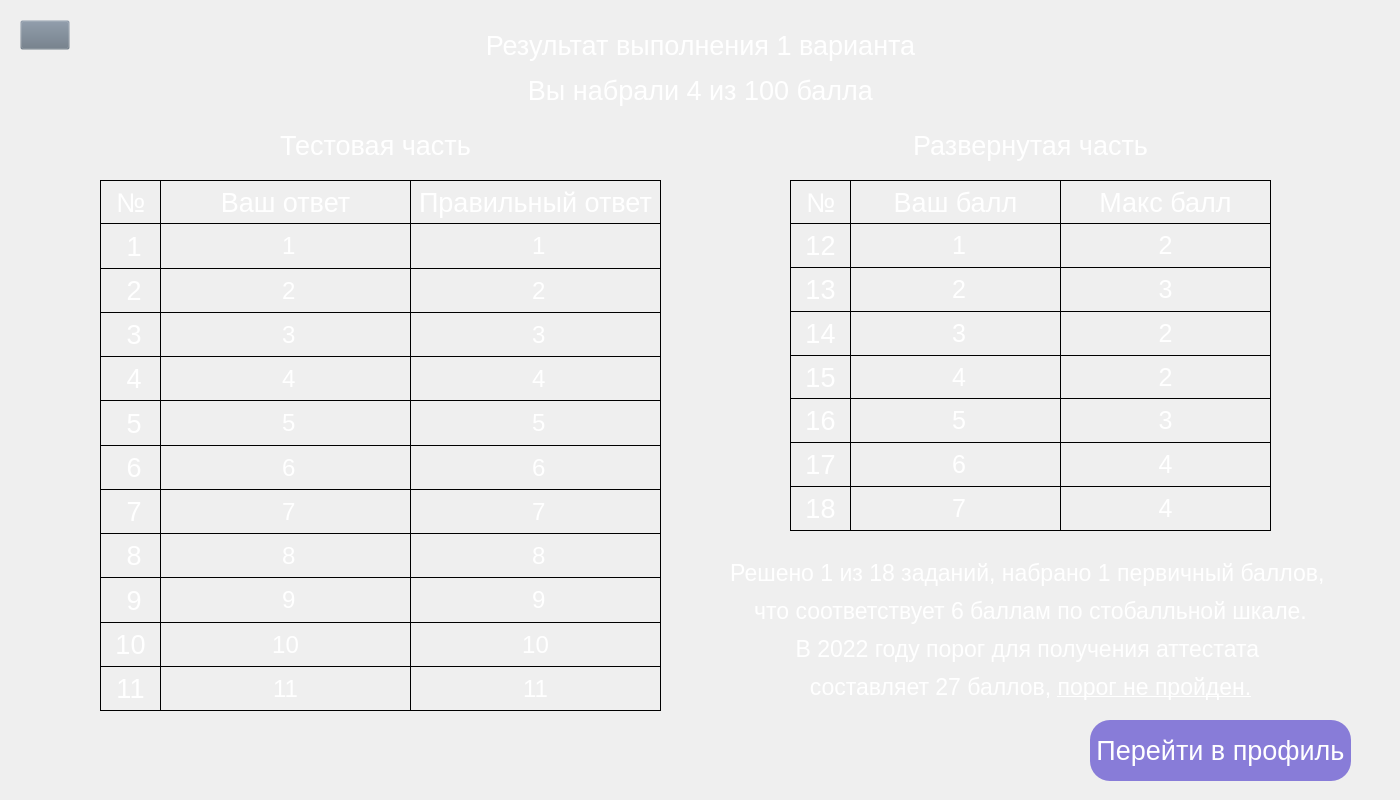
First picture: the form in Python_files/UI_files/Exam_Vars_10.ui, repository tixdim/QT_school, before the edit.
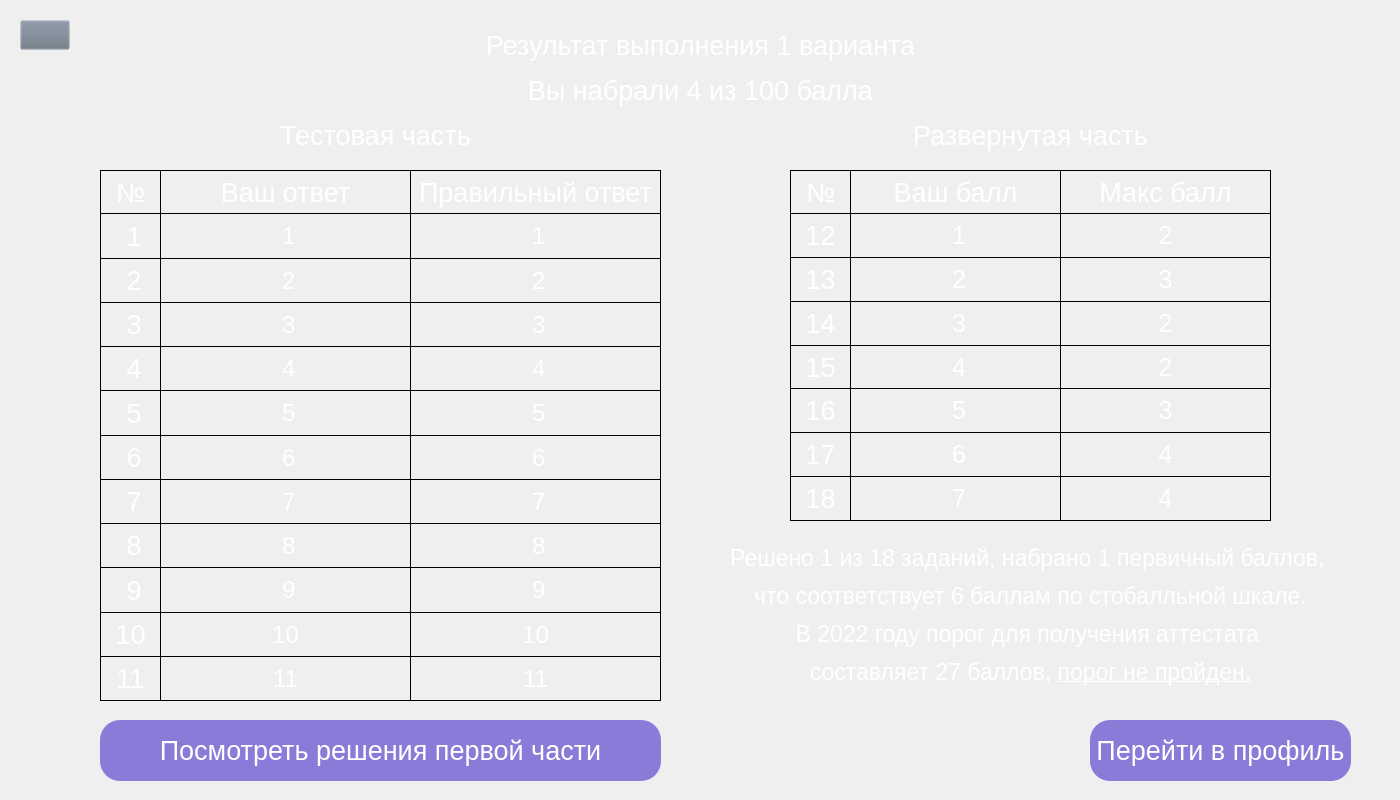
Second picture: the form after the edit. Icons and pictures are not drawn.

Patch:
```diff
--- a/Python_files/UI_files/Exam_Vars_10.ui
+++ b/Python_files/UI_files/Exam_Vars_10.ui
@@ -108,7 +108,7 @@
    <property name="geometry">
     <rect>
      <x>160</x>
-     <y>180</y>
+     <y>170</y>
      <width>251</width>
      <height>531</height>
     </rect>
@@ -432,7 +432,7 @@
    <property name="geometry">
     <rect>
      <x>410</x>
-     <y>180</y>
+     <y>170</y>
      <width>251</width>
      <height>531</height>
     </rect>
@@ -759,7 +759,7 @@
    <property name="geometry">
     <rect>
      <x>100</x>
-     <y>180</y>
+     <y>170</y>
      <width>61</width>
      <height>531</height>
     </rect>
@@ -1083,7 +1083,7 @@
    <property name="geometry">
     <rect>
      <x>90</x>
-     <y>130</y>
+     <y>120</y>
      <width>571</width>
      <height>31</height>
     </rect>
@@ -1109,7 +1109,7 @@
    <property name="geometry">
     <rect>
      <x>790</x>
-     <y>130</y>
+     <y>120</y>
      <width>481</width>
      <height>31</height>
     </rect>
@@ -1135,7 +1135,7 @@
    <property name="geometry">
     <rect>
      <x>1060</x>
-     <y>180</y>
+     <y>170</y>
      <width>211</width>
      <height>351</height>
     </rect>
@@ -1358,7 +1358,7 @@
    <property name="geometry">
     <rect>
      <x>850</x>
-     <y>180</y>
+     <y>170</y>
      <width>211</width>
      <height>351</height>
     </rect>
@@ -1578,7 +1578,7 @@
    <property name="geometry">
     <rect>
      <x>790</x>
-     <y>180</y>
+     <y>170</y>
      <width>61</width>
      <height>351</height>
     </rect>
@@ -1821,9 +1821,9 @@
    <property name="geometry">
     <rect>
      <x>710</x>
-     <y>550</y>
+     <y>530</y>
      <width>641</width>
-     <height>161</height>
+     <height>171</height>
     </rect>
    </property>
    <property name="font">
@@ -1846,6 +1846,28 @@
     <set>Qt::AlignCenter</set>
    </property>
   </widget>
+  <widget class="QPushButton" name="resh_per">
+   <property name="geometry">
+    <rect>
+     <x>100</x>
+     <y>720</y>
+     <width>561</width>
+     <height>61</height>
+    </rect>
+   </property>
+   <property name="font">
+    <font>
+     <family>MS Shell Dlg 2</family>
+     <pointsize>20</pointsize>
+    </font>
+   </property>
+   <property name="styleSheet">
+    <string notr="true">background-color: rgb(107,92,209,200); color: White; border-radius: 20px; </string>
+   </property>
+   <property name="text">
+    <string>Посмотреть решения первой части</string>
+   </property>
+  </widget>
  </widget>
  <resources/>
  <connections/>
```
